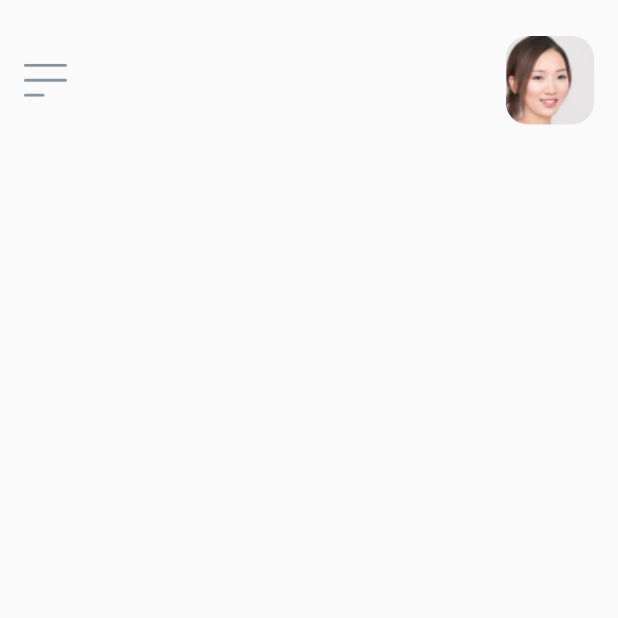
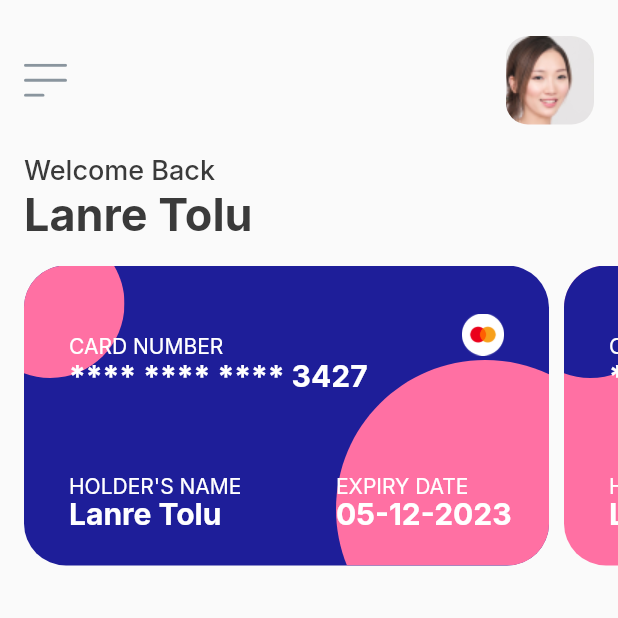
Before and after one commit to tolopsy/moora-fintech, a Flutter app: the screen it shows after launch, on a phone screen of 412 x 824 dp, the top half of it. Run offline on Flutter 3.47's test engine with Material 2 defaults, Android fonts, the phone set to English and light mode, and no system bars; our stand-ins replace flutter_svg, google_fonts.

Commit message:
hero section with virtual card display

```diff
--- a/lib/screens/home_screen.dart
+++ b/lib/screens/home_screen.dart
@@ -1,5 +1,8 @@
 import 'package:flutter/material.dart';
 import 'package:flutter_svg/flutter_svg.dart';
+import 'package:google_fonts/google_fonts.dart';
+import 'package:moora_ui/constants/color_constants.dart';
+import 'package:moora_ui/models/card_models.dart';
 
 class HomeScreen extends StatefulWidget {
   @override
@@ -41,7 +44,136 @@ class _HomeScreenState extends State<HomeScreen> {
             ),
 
             // Hero section with welcome message and virtual card displayed
+            SizedBox(
+              height: 20,
+            ),
+            Padding(
+                padding: EdgeInsets.only(left: 16, bottom: 16),
+                child: Column(
+                  crossAxisAlignment: CrossAxisAlignment.start,
+                  children: [
+                    Text(
+                      "Welcome Back",
+                      style: GoogleFonts.inter(
+                          fontSize: 18,
+                          fontWeight: FontWeight.w500,
+                          color: kBlackColor),
+                    ),
+                    Text("Lanre Tolu",
+                        style: GoogleFonts.inter(
+                            fontSize: 30,
+                            fontWeight: FontWeight.w700,
+                            color: kBlackColor))
+                  ],
+                )),
 
+            Container(
+              height: 200,
+              child: ListView.builder(
+                scrollDirection: Axis.horizontal,
+                padding: EdgeInsets.only(left: 16, right: 6),
+                itemCount: cards.length,
+                itemBuilder: (context, index) {
+                  return Container(
+                    height: 200,
+                    width: 350,
+                    margin: EdgeInsets.only(right: 10),
+                    decoration: BoxDecoration(
+                        borderRadius: BorderRadius.circular(28),
+                        color: Color(cards[index].cardBackground)),
+                    child: Stack(
+                      children: [
+                        Positioned(
+                          child: SvgPicture.asset(cards[index].cardElementTop),
+                        ),
+                        Positioned(
+                          bottom: 0,
+                          right: 0,
+                          child:
+                              SvgPicture.asset(cards[index].cardElementBottom),
+                        ),
+                        Positioned(
+                          top: 45,
+                          left: 30,
+                          child: Text(
+                            "CARD NUMBER",
+                            style: GoogleFonts.inter(
+                                fontSize: 14,
+                                fontWeight: FontWeight.w400,
+                                color: kWhiteColor),
+                          ),
+                        ),
+                        Positioned(
+                          top: 62,
+                          left: 30,
+                          child: Text(
+                            cards[index].cardNumber,
+                            style: GoogleFonts.inter(
+                                fontSize: 20,
+                                fontWeight: FontWeight.w700,
+                                color: kWhiteColor),
+                          ),
+                        ),
+                        Positioned(
+                          right: 30,
+                          top: 32,
+                          child: Image.asset(cards[index].cardType,
+                              width: 28, height: 28),
+                        ),
+                        Positioned(
+                          left: 30,
+                          bottom: 45,
+                          child: Text(
+                            "HOLDER'S NAME",
+                            style: GoogleFonts.inter(
+                              fontSize: 14,
+                              fontWeight: FontWeight.w400,
+                              color: kWhiteColor,
+                            ),
+                          ),
+                        ),
+                        Positioned(
+                          left: 30,
+                          bottom: 22,
+                          child: Text(
+                            cards[index].user,
+                            style: GoogleFonts.inter(
+                              fontSize: 20,
+                              fontWeight: FontWeight.w700,
+                              color: kWhiteColor,
+                            ),
+                          ),
+                        ),
+                        Positioned(
+                          left: 208,
+                          bottom: 45,
+                          child: Text(
+                            "EXPIRY DATE",
+                            style: GoogleFonts.inter(
+                              fontSize: 14,
+                              fontWeight: FontWeight.w400,
+                              color: kWhiteColor,
+                            ),
+                          ),
+                        ),
+                        Positioned(
+                          left: 208,
+                          bottom: 22,
+                          child: Text(
+                            cards[index].cardExpired,
+                            style: GoogleFonts.inter(
+                              fontSize: 20,
+                              fontWeight: FontWeight.w700,
+                              color: kWhiteColor,
+                            ),
+                          ),
+                        )
+                      ],
+                    ),
+                  );
+                },
+              ),
+            )
           ],
         ),
       ),
```
